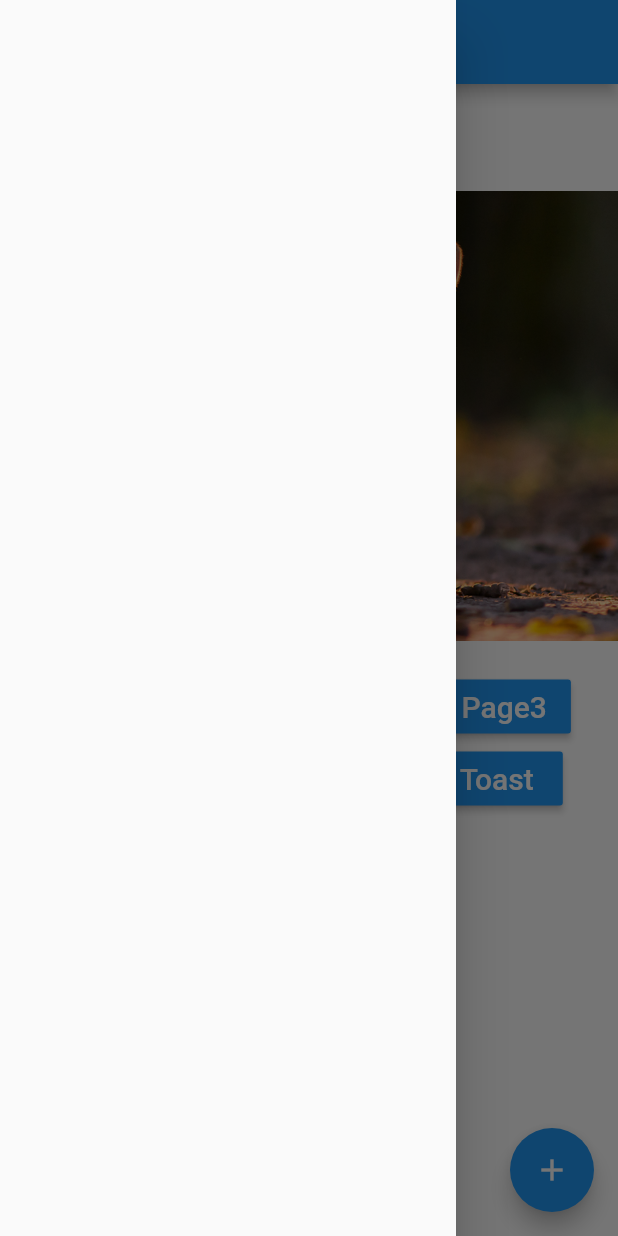
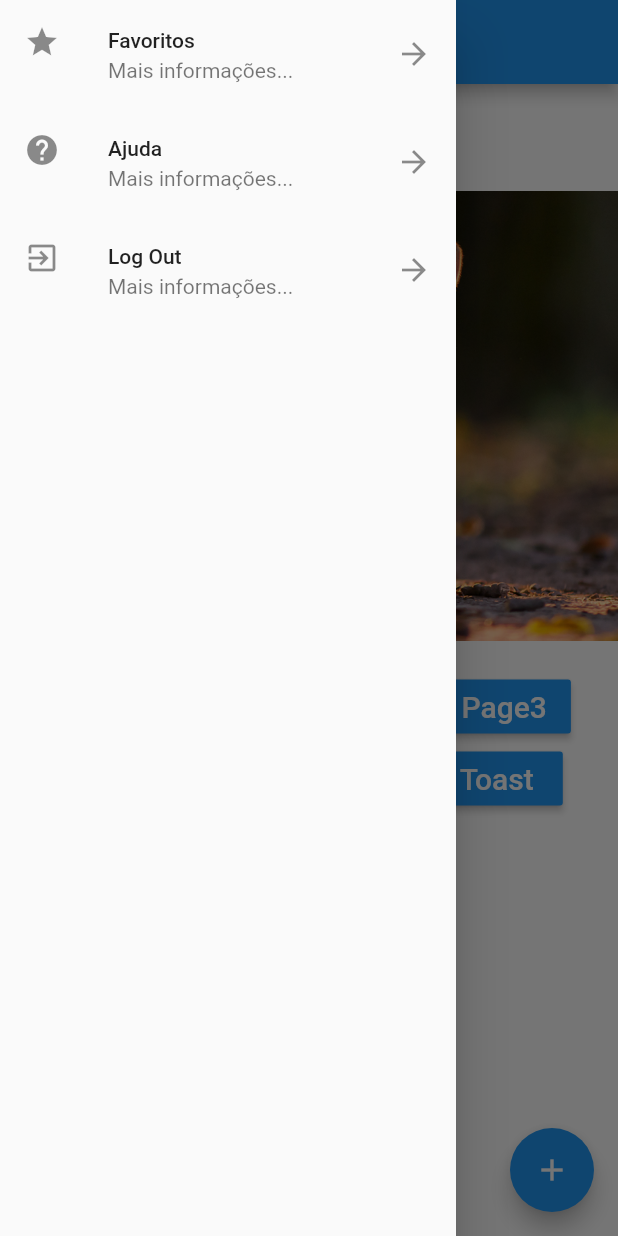
Before and after one commit to santoslucas11/flutterBasicoEWidgets, a Flutter app: the screen it shows after launch, with the side drawer open, on a phone screen of 412 x 824 dp. Run offline on Flutter 3.47's test engine with Material 2 defaults, Android fonts, the phone set to English and light mode, and no system bars; our stand-ins replace fluttertoast.

Commit message:
DrawerOptions

```diff
--- /dev/null
+++ b/lib/drawer_list.dart
@@ -0,0 +1,42 @@
+import 'package:flutter/material.dart';
+
+class DrawerList extends StatelessWidget {
+  @override
+  Widget build(BuildContext context) {
+    return Drawer(
+      child: ListView(
+        children: <Widget>[
+          ListTile(
+            leading: Icon(Icons.star),
+            title: Text("Favoritos"),
+            subtitle: Text("Mais informações..."),
+            trailing: Icon(Icons.arrow_forward),
+            onTap: (){
+              print("Favoritos");
+              Navigator.pop(context);
+            },
+          ),
+          ListTile(
+            leading: Icon(Icons.help),
+            title: Text("Ajuda"),
+            subtitle: Text("Mais informações..."),
+            trailing: Icon(Icons.arrow_forward),
+            onTap: (){
+              print("Ajuda");
+              Navigator.pop(context);
+            },
+          ),
+          ListTile(
+            leading: Icon(Icons.exit_to_app),
+            title: Text("Log Out"),
+            subtitle: Text("Mais informações..."),
+            trailing: Icon(Icons.arrow_forward),
+            onTap: (){
+              print("Log Out");
+              Navigator.pop(context);
+            },
+          ),
+        ],),
+    );
+  }
+}
--- a/lib/home_page.dart
+++ b/lib/home_page.dart
@@ -5,6 +5,7 @@ import 'package:aula01/utils/nav.dart';
 import 'package:aula01/widgets/blue_button.dart';
 import 'package:flutter/material.dart';
 import 'package:fluttertoast/fluttertoast.dart';
+import 'drawer_list.dart';
 
 class HomePage extends StatelessWidget {
   @override
@@ -21,7 +22,7 @@ class HomePage extends StatelessWidget {
           _onClickFab();
         },
       ),
-      drawer: Drawer(),
+      drawer: DrawerList(),
     );
   }
 
```
